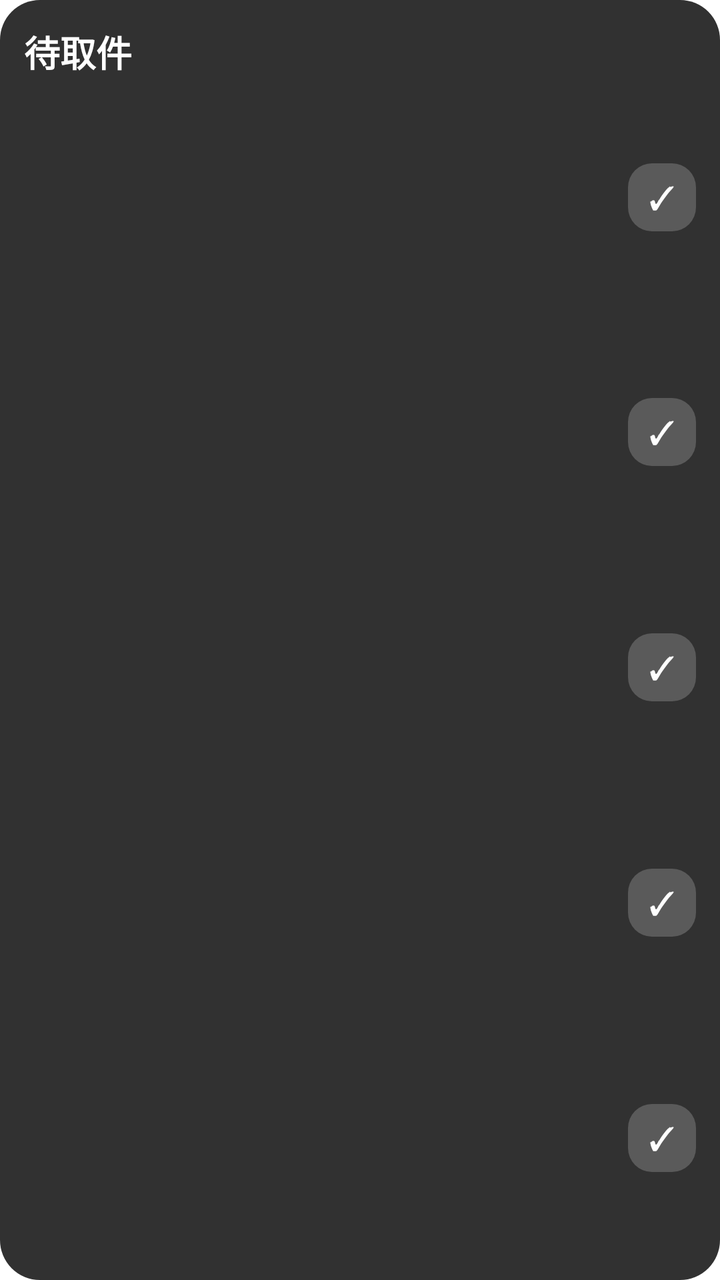
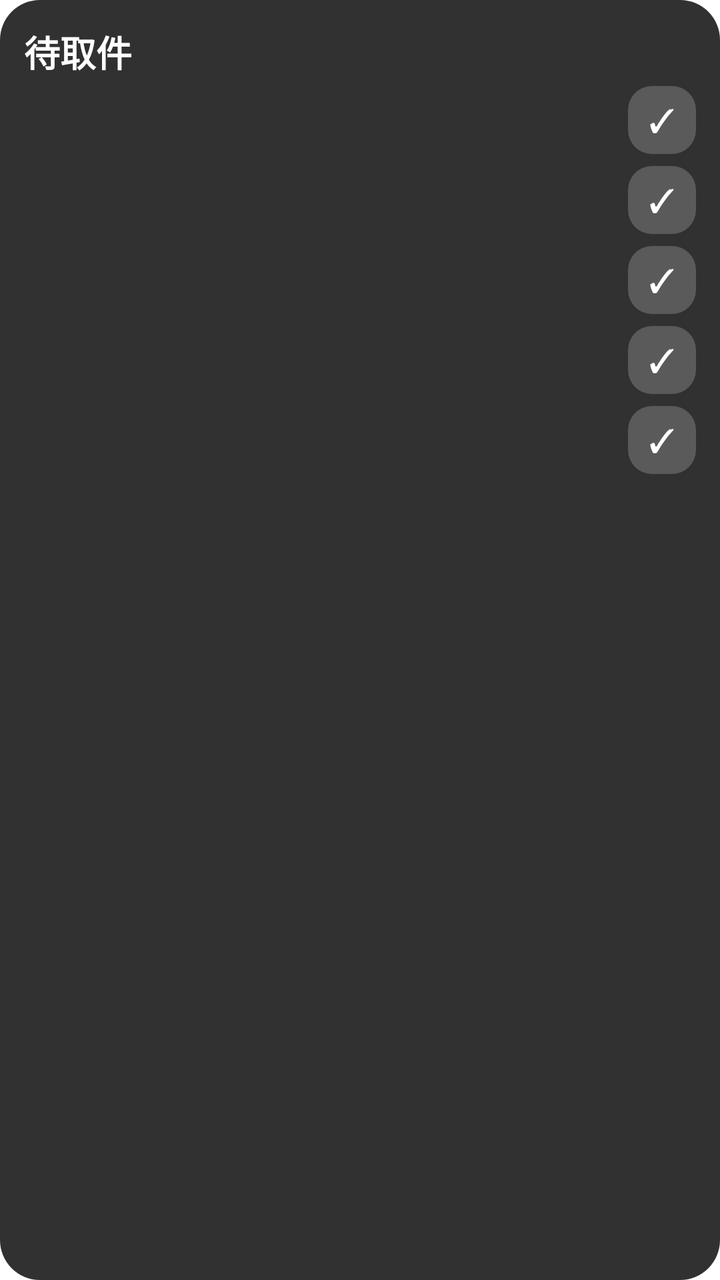

Before-and-after screenshots of an Android layout around one commit, followed by the original layout XML and the change that was made.
<!-- AndroidManifest.xml: fallback theme Theme.MaterialComponents.DayNight.NoActionBar -->
<!-- res/layout/widget_pickup_v2.xml -->
<?xml version="1.0" encoding="utf-8"?>
<LinearLayout xmlns:android="http://schemas.android.com/apk/res/android"
    android:id="@+id/widget_root_v2"
    android:layout_width="match_parent"
    android:layout_height="match_parent"
    android:background="@drawable/widget_bg"
    android:orientation="vertical"
    android:padding="12dp">

    
    <LinearLayout
        android:layout_width="match_parent"
        android:layout_height="wrap_content"
        android:minHeight="28dp"
        android:gravity="center_vertical"
        android:orientation="horizontal">

        <TextView
            android:id="@+id/widget_title"
            android:layout_width="0dp"
            android:layout_height="wrap_content"
            android:layout_weight="1"
            android:ellipsize="end"
            android:maxLines="1"
            android:text="待取件"
            android:textColor="#FFFFFFFF"
            android:textSize="18sp"
            android:textStyle="bold" />

        <TextView
            android:id="@+id/widget_count"
            android:layout_width="wrap_content"
            android:layout_height="wrap_content"
            android:layout_marginStart="8dp"
            android:textColor="#B3FFFFFF"
            android:textSize="12sp" />
    </LinearLayout>

    
    <LinearLayout
        android:id="@+id/widget_list"
        android:layout_width="match_parent"
        android:layout_height="0dp"
        android:layout_weight="1"
        android:orientation="vertical">

        <TextView
            android:id="@+id/widget_empty"
            android:layout_width="match_parent"
            android:layout_height="0dp"
            android:layout_weight="1"
            android:gravity="center"
            android:text="暂无待取件\n收到短信后会自动出现"
            android:textColor="#B3FFFFFF"
            android:textSize="12sp"
            android:visibility="gone" />

        <LinearLayout
            android:id="@+id/widget_row_1"
            android:layout_width="match_parent"
            android:layout_height="0dp"
            android:layout_weight="1"
            android:gravity="center_vertical"
            android:orientation="horizontal">

            <TextView
                android:id="@+id/widget_code_1"
                android:layout_width="wrap_content"
                android:layout_height="wrap_content"
                android:fontFamily="monospace"
                android:textColor="#FFFFFFFF"
                android:textSize="17sp"
                android:textStyle="bold" />

            <TextView
                android:id="@+id/widget_place_1"
                android:layout_width="0dp"
                android:layout_height="wrap_content"
                android:layout_marginStart="10dp"
                android:layout_weight="1"
                android:ellipsize="end"
                android:maxLines="1"
                android:textColor="#B3FFFFFF"
                android:textSize="11sp" />

            <TextView
                android:id="@+id/widget_done_1"
                android:layout_width="34dp"
                android:layout_height="34dp"
                android:background="@drawable/widget_done_bg"
                android:gravity="center"
                android:text="✓"
                android:textColor="#FFFFFFFF"
                android:textSize="16sp" />
        </LinearLayout>

        <LinearLayout
            android:id="@+id/widget_row_2"
            android:layout_width="match_parent"
            android:layout_height="0dp"
            android:layout_weight="1"
            android:gravity="center_vertical"
            android:orientation="horizontal">

            <TextView
                android:id="@+id/widget_code_2"
                android:layout_width="wrap_content"
                android:layout_height="wrap_content"
                android:fontFamily="monospace"
                android:textColor="#FFFFFFFF"
                android:textSize="17sp"
                android:textStyle="bold" />

            <TextView
                android:id="@+id/widget_place_2"
                android:layout_width="0dp"
                android:layout_height="wrap_content"
                android:layout_marginStart="10dp"
                android:layout_weight="1"
                android:ellipsize="end"
                android:maxLines="1"
                android:textColor="#B3FFFFFF"
                android:textSize="11sp" />

            <TextView
                android:id="@+id/widget_done_2"
                android:layout_width="34dp"
                android:layout_height="34dp"
                android:background="@drawable/widget_done_bg"
                android:gravity="center"
                android:text="✓"
                android:textColor="#FFFFFFFF"
                android:textSize="16sp" />
        </LinearLayout>

        <LinearLayout
            android:id="@+id/widget_row_3"
            android:layout_width="match_parent"
            android:layout_height="0dp"
            android:layout_weight="1"
            android:gravity="center_vertical"
            android:orientation="horizontal">

            <TextView
                android:id="@+id/widget_code_3"
                android:layout_width="wrap_content"
                android:layout_height="wrap_content"
                android:fontFamily="monospace"
                android:textColor="#FFFFFFFF"
                android:textSize="17sp"
                android:textStyle="bold" />

            <TextView
                android:id="@+id/widget_place_3"
                android:layout_width="0dp"
                android:layout_height="wrap_content"
                android:layout_marginStart="10dp"
                android:layout_weight="1"
                android:ellipsize="end"
                android:maxLines="1"
                android:textColor="#B3FFFFFF"
                android:textSize="11sp" />

            <TextView
                android:id="@+id/widget_done_3"
                android:layout_width="34dp"
                android:layout_height="34dp"
                android:background="@drawable/widget_done_bg"
                android:gravity="center"
                android:text="✓"
                android:textColor="#FFFFFFFF"
                android:textSize="16sp" />
        </LinearLayout>

        <LinearLayout
            android:id="@+id/widget_row_4"
            android:layout_width="match_parent"
            android:layout_height="0dp"
            android:layout_weight="1"
            android:gravity="center_vertical"
            android:orientation="horizontal">

            <TextView
                android:id="@+id/widget_code_4"
                android:layout_width="wrap_content"
                android:layout_height="wrap_content"
                android:fontFamily="monospace"
                android:textColor="#FFFFFFFF"
                android:textSize="17sp"
                android:textStyle="bold" />

            <TextView
                android:id="@+id/widget_place_4"
                android:layout_width="0dp"
                android:layout_height="wrap_content"
                android:layout_marginStart="10dp"
                android:layout_weight="1"
                android:ellipsize="end"
                android:maxLines="1"
                android:textColor="#B3FFFFFF"
                android:textSize="11sp" />

            <TextView
                android:id="@+id/widget_done_4"
                android:layout_width="34dp"
                android:layout_height="34dp"
                android:background="@drawable/widget_done_bg"
                android:gravity="center"
                android:text="✓"
                android:textColor="#FFFFFFFF"
                android:textSize="16sp" />
        </LinearLayout>

        <LinearLayout
            android:id="@+id/widget_row_5"
            android:layout_width="match_parent"
            android:layout_height="0dp"
            android:layout_weight="1"
            android:gravity="center_vertical"
            android:orientation="horizontal">

            <TextView
                android:id="@+id/widget_code_5"
                android:layout_width="wrap_content"
                android:layout_height="wrap_content"
                android:fontFamily="monospace"
                android:textColor="#FFFFFFFF"
                android:textSize="17sp"
                android:textStyle="bold" />

            <TextView
                android:id="@+id/widget_place_5"
                android:layout_width="0dp"
                android:layout_height="wrap_content"
                android:layout_marginStart="10dp"
                android:layout_weight="1"
                android:ellipsize="end"
                android:maxLines="1"
                android:textColor="#B3FFFFFF"
                android:textSize="11sp" />

            <TextView
                android:id="@+id/widget_done_5"
                android:layout_width="34dp"
                android:layout_height="34dp"
                android:background="@drawable/widget_done_bg"
                android:gravity="center"
                android:text="✓"
                android:textColor="#FFFFFFFF"
                android:textSize="16sp" />
        </LinearLayout>

        <LinearLayout
            android:id="@+id/widget_row_6"
            android:layout_width="match_parent"
            android:layout_height="0dp"
            android:layout_weight="1"
            android:gravity="center_vertical"
            android:orientation="horizontal"
            android:visibility="gone">

            <TextView
                android:id="@+id/widget_code_6"
                android:layout_width="wrap_content"
                android:layout_height="wrap_content"
                android:fontFamily="monospace"
                android:textColor="#FFFFFFFF"
                android:textSize="17sp"
                android:textStyle="bold" />

            <TextView
                android:id="@+id/widget_place_6"
                android:layout_width="0dp"
                android:layout_height="wrap_content"
                android:layout_marginStart="10dp"
                android:layout_weight="1"
                android:ellipsize="end"
                android:maxLines="1"
                android:textColor="#B3FFFFFF"
                android:textSize="11sp" />

            <TextView
                android:id="@+id/widget_done_6"
                android:layout_width="34dp"
                android:layout_height="34dp"
                android:background="@drawable/widget_done_bg"
                android:gravity="center"
                android:text="✓"
                android:textColor="#FFFFFFFF"
                android:textSize="16sp" />
        </LinearLayout>

        <LinearLayout
            android:id="@+id/widget_row_7"
            android:layout_width="match_parent"
            android:layout_height="0dp"
            android:layout_weight="1"
            android:gravity="center_vertical"
            android:orientation="horizontal"
            android:visibility="gone">

            <TextView
                android:id="@+id/widget_code_7"
                android:layout_width="wrap_content"
                android:layout_height="wrap_content"
                android:fontFamily="monospace"
                android:textColor="#FFFFFFFF"
                android:textSize="17sp"
                android:textStyle="bold" />

            <TextView
                android:id="@+id/widget_place_7"
                android:layout_width="0dp"
                android:layout_height="wrap_content"
                android:layout_marginStart="10dp"
                android:layout_weight="1"
                android:ellipsize="end"
                android:maxLines="1"
                android:textColor="#B3FFFFFF"
                android:textSize="11sp" />

            <TextView
                android:id="@+id/widget_done_7"
                android:layout_width="34dp"
                android:layout_height="34dp"
                android:background="@drawable/widget_done_bg"
                android:gravity="center"
                android:text="✓"
                android:textColor="#FFFFFFFF"
                android:textSize="16sp" />
        </LinearLayout>

        <LinearLayout
            android:id="@+id/widget_row_8"
            android:layout_width="match_parent"
            android:layout_height="0dp"
            android:layout_weight="1"
            android:gravity="center_vertical"
            android:orientation="horizontal"
            android:visibility="gone">

            <TextView
                android:id="@+id/widget_code_8"
                android:layout_width="wrap_content"
                android:layout_height="wrap_content"
                android:fontFamily="monospace"
                android:textColor="#FFFFFFFF"
                android:textSize="17sp"
                android:textStyle="bold" />

            <TextView
                android:id="@+id/widget_place_8"
                android:layout_width="0dp"
                android:layout_height="wrap_content"
                android:layout_marginStart="10dp"
                android:layout_weight="1"
                android:ellipsize="end"
                android:maxLines="1"
                android:textColor="#B3FFFFFF"
                android:textSize="11sp" />

            <TextView
                android:id="@+id/widget_done_8"
                android:layout_width="34dp"
                android:layout_height="34dp"
                android:background="@drawable/widget_done_bg"
                android:gravity="center"
                android:text="✓"
                android:textColor="#FFFFFFFF"
                android:textSize="16sp" />
        </LinearLayout>

        <LinearLayout
            android:id="@+id/widget_row_9"
            android:layout_width="match_parent"
            android:layout_height="0dp"
            android:layout_weight="1"
            android:gravity="center_vertical"
            android:orientation="horizontal"
            android:visibility="gone">

            <TextView
                android:id="@+id/widget_code_9"
                android:layout_width="wrap_content"
                android:layout_height="wrap_content"
                android:fontFamily="monospace"
                android:textColor="#FFFFFFFF"
                android:textSize="17sp"
                android:textStyle="bold" />

            <TextView
                android:id="@+id/widget_place_9"
                android:layout_width="0dp"
                android:layout_height="wrap_content"
                android:layout_marginStart="10dp"
                android:layout_weight="1"
                android:ellipsize="end"
                android:maxLines="1"
                android:textColor="#B3FFFFFF"
                android:textSize="11sp" />

            <TextView
                android:id="@+id/widget_done_9"
                android:layout_width="34dp"
                android:layout_height="34dp"
                android:background="@drawable/widget_done_bg"
                android:gravity="center"
                android:text="✓"
                android:textColor="#FFFFFFFF"
                android:textSize="16sp" />
        </LinearLayout>

        <LinearLayout
            android:id="@+id/widget_row_10"
            android:layout_width="match_parent"
            android:layout_height="0dp"
            android:layout_weight="1"
            android:gravity="center_vertical"
            android:orientation="horizontal"
            android:visibility="gone">

            <TextView
                android:id="@+id/widget_code_10"
                android:layout_width="wrap_content"
                android:layout_height="wrap_content"
                android:fontFamily="monospace"
                android:textColor="#FFFFFFFF"
                android:textSize="17sp"
                android:textStyle="bold" />

            <TextView
                android:id="@+id/widget_place_10"
                android:layout_width="0dp"
                android:layout_height="wrap_content"
                android:layout_marginStart="10dp"
                android:layout_weight="1"
                android:ellipsize="end"
                android:maxLines="1"
                android:textColor="#B3FFFFFF"
                android:textSize="11sp" />

            <TextView
                android:id="@+id/widget_done_10"
                android:layout_width="34dp"
                android:layout_height="34dp"
                android:background="@drawable/widget_done_bg"
                android:gravity="center"
                android:text="✓"
                android:textColor="#FFFFFFFF"
                android:textSize="16sp" />
        </LinearLayout>

        <LinearLayout
            android:id="@+id/widget_row_11"
            android:layout_width="match_parent"
            android:layout_height="0dp"
            android:layout_weight="1"
            android:gravity="center_vertical"
            android:orientation="horizontal"
            android:visibility="gone">

            <TextView
                android:id="@+id/widget_code_11"
                android:layout_width="wrap_content"
                android:layout_height="wrap_content"
                android:fontFamily="monospace"
                android:textColor="#FFFFFFFF"
                android:textSize="17sp"
                android:textStyle="bold" />

            <TextView
                android:id="@+id/widget_place_11"
                android:layout_width="0dp"
                android:layout_height="wrap_content"
                android:layout_marginStart="10dp"
                android:layout_weight="1"
                android:ellipsize="end"
                android:maxLines="1"
                android:textColor="#B3FFFFFF"
                android:textSize="11sp" />

            <TextView
                android:id="@+id/widget_done_11"
                android:layout_width="34dp"
                android:layout_height="34dp"
                android:background="@drawable/widget_done_bg"
                android:gravity="center"
                android:text="✓"
                android:textColor="#FFFFFFFF"
                android:textSize="16sp" />
        </LinearLayout>

        <LinearLayout
            android:id="@+id/widget_row_12"
            android:layout_width="match_parent"
            android:layout_height="0dp"
            android:layout_weight="1"
            android:gravity="center_vertical"
            android:orientation="horizontal"
            android:visibility="gone">

            <TextView
                android:id="@+id/widget_code_12"
                android:layout_width="wrap_content"
                android:layout_height="wrap_content"
                android:fontFamily="monospace"
                android:textColor="#FFFFFFFF"
                android:textSize="17sp"
                android:textStyle="bold" />

            <TextView
                android:id="@+id/widget_place_12"
                android:layout_width="0dp"
                android:layout_height="wrap_content"
                android:layout_marginStart="10dp"
                android:layout_weight="1"
                android:ellipsize="end"
                android:maxLines="1"
                android:textColor="#B3FFFFFF"
                android:textSize="11sp" />

            <TextView
                android:id="@+id/widget_done_12"
                android:layout_width="34dp"
                android:layout_height="34dp"
                android:background="@drawable/widget_done_bg"
                android:gravity="center"
                android:text="✓"
                android:textColor="#FFFFFFFF"
                android:textSize="16sp" />
        </LinearLayout>
    </LinearLayout>
</LinearLayout>
<!-- resources referenced by this layout -->
<resources>
  <!-- drawable widget_bg (drawable) -->
  <?xml version="1.0" encoding="utf-8"?>
  <shape xmlns:android="http://schemas.android.com/apk/res/android">
      <solid android:color="#E61B1B1B" />
      <corners android:radius="20dp" />
  </shape>
  <!-- drawable widget_done_bg (drawable) -->
  <?xml version="1.0" encoding="utf-8"?>
  <shape xmlns:android="http://schemas.android.com/apk/res/android">
      <solid android:color="#33FFFFFF" />
      <corners android:radius="12dp" />
  </shape>
</resources>

<!-- the commit's change to res/layout/widget_pickup_v2.xml (unified diff, before → after) -->
@@ -58,8 +58,7 @@
         <LinearLayout
             android:id="@+id/widget_row_1"
             android:layout_width="match_parent"
-            android:layout_height="0dp"
-            android:layout_weight="1"
+            android:layout_height="40dp"
             android:gravity="center_vertical"
             android:orientation="horizontal">
 
@@ -97,8 +96,7 @@
         <LinearLayout
             android:id="@+id/widget_row_2"
             android:layout_width="match_parent"
-            android:layout_height="0dp"
-            android:layout_weight="1"
+            android:layout_height="40dp"
             android:gravity="center_vertical"
             android:orientation="horizontal">
 
@@ -136,8 +134,7 @@
         <LinearLayout
             android:id="@+id/widget_row_3"
             android:layout_width="match_parent"
-            android:layout_height="0dp"
-            android:layout_weight="1"
+            android:layout_height="40dp"
             android:gravity="center_vertical"
             android:orientation="horizontal">
 
@@ -175,8 +172,7 @@
         <LinearLayout
             android:id="@+id/widget_row_4"
             android:layout_width="match_parent"
-            android:layout_height="0dp"
-            android:layout_weight="1"
+            android:layout_height="40dp"
             android:gravity="center_vertical"
             android:orientation="horizontal">
 
@@ -214,8 +210,7 @@
         <LinearLayout
             android:id="@+id/widget_row_5"
             android:layout_width="match_parent"
-            android:layout_height="0dp"
-            android:layout_weight="1"
+            android:layout_height="40dp"
             android:gravity="center_vertical"
             android:orientation="horizontal">
 
@@ -253,8 +248,7 @@
         <LinearLayout
             android:id="@+id/widget_row_6"
             android:layout_width="match_parent"
-            android:layout_height="0dp"
-            android:layout_weight="1"
+            android:layout_height="40dp"
             android:gravity="center_vertical"
             android:orientation="horizontal"
             android:visibility="gone">
@@ -293,8 +287,7 @@
         <LinearLayout
             android:id="@+id/widget_row_7"
             android:layout_width="match_parent"
-            android:layout_height="0dp"
-            android:layout_weight="1"
+            android:layout_height="40dp"
             android:gravity="center_vertical"
             android:orientation="horizontal"
             android:visibility="gone">
@@ -333,8 +326,7 @@
         <LinearLayout
             android:id="@+id/widget_row_8"
             android:layout_width="match_parent"
-            android:layout_height="0dp"
-            android:layout_weight="1"
+            android:layout_height="40dp"
             android:gravity="center_vertical"
             android:orientation="horizontal"
             android:visibility="gone">
@@ -373,8 +365,7 @@
         <LinearLayout
             android:id="@+id/widget_row_9"
             android:layout_width="match_parent"
-            android:layout_height="0dp"
-            android:layout_weight="1"
+            android:layout_height="40dp"
             android:gravity="center_vertical"
             android:orientation="horizontal"
             android:visibility="gone">
@@ -413,8 +404,7 @@
         <LinearLayout
             android:id="@+id/widget_row_10"
             android:layout_width="match_parent"
-            android:layout_height="0dp"
-            android:layout_weight="1"
+            android:layout_height="40dp"
             android:gravity="center_vertical"
             android:orientation="horizontal"
             android:visibility="gone">
@@ -453,8 +443,7 @@
         <LinearLayout
             android:id="@+id/widget_row_11"
             android:layout_width="match_parent"
-            android:layout_height="0dp"
-            android:layout_weight="1"
+            android:layout_height="40dp"
             android:gravity="center_vertical"
             android:orientation="horizontal"
             android:visibility="gone">
@@ -493,8 +482,7 @@
         <LinearLayout
             android:id="@+id/widget_row_12"
             android:layout_width="match_parent"
-            android:layout_height="0dp"
-            android:layout_weight="1"
+            android:layout_height="40dp"
             android:gravity="center_vertical"
             android:orientation="horizontal"
             android:visibility="gone">
